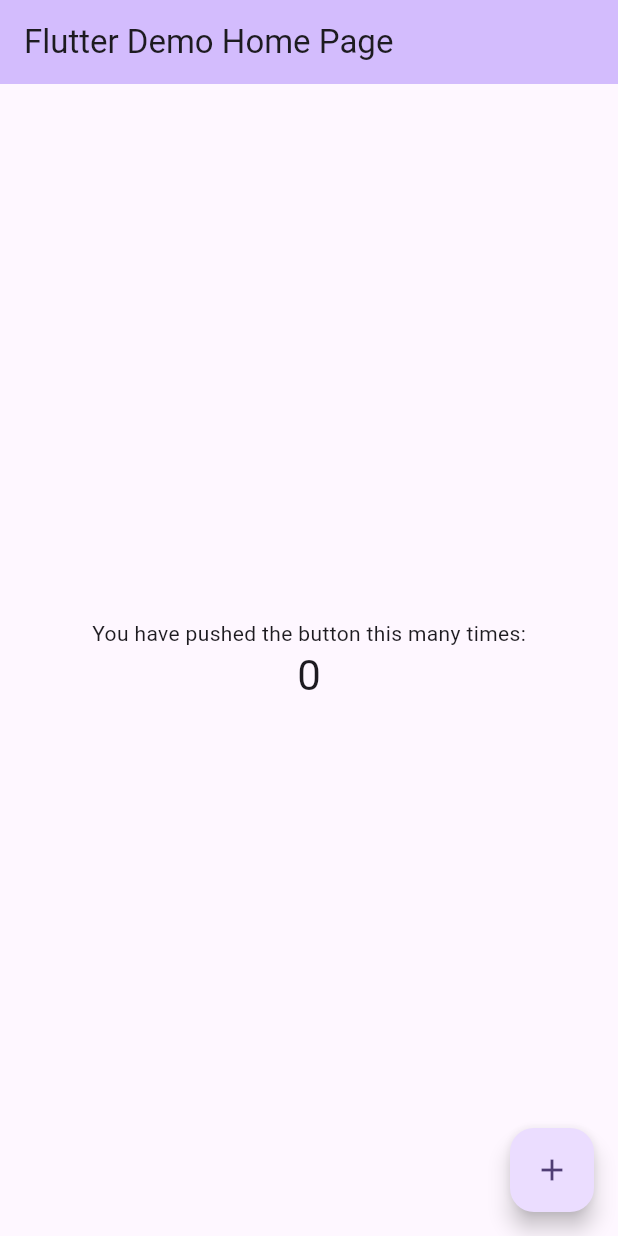
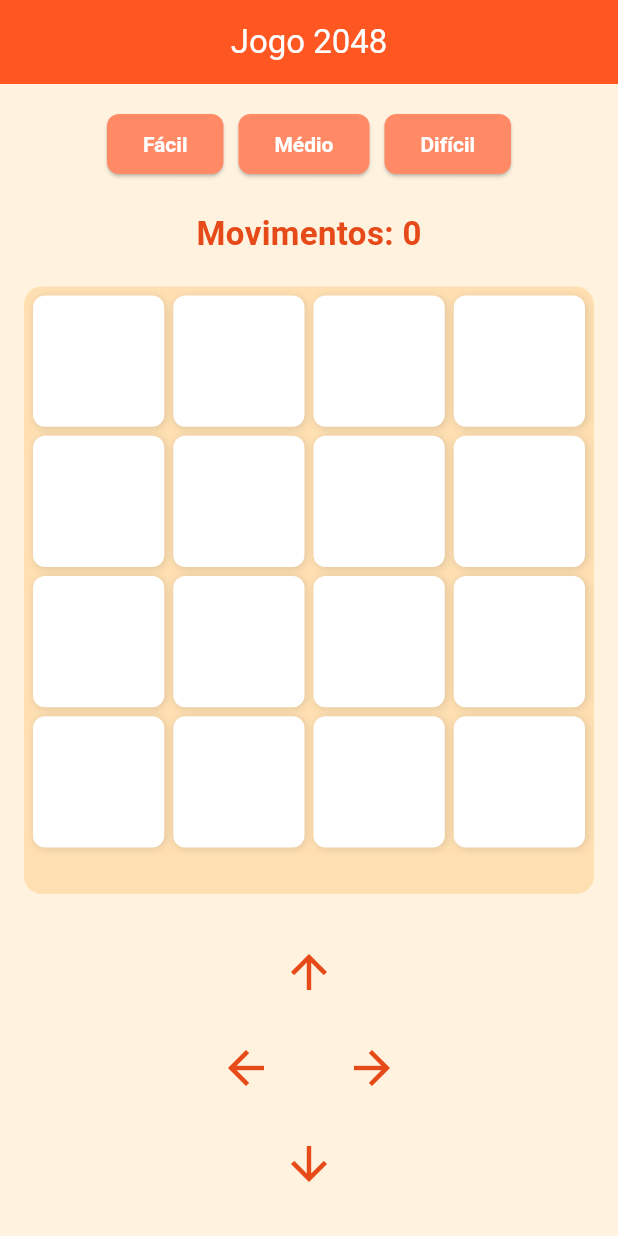
Before and after one commit to luiza-castro-silva/ProjetoFlutter2048, a Flutter app: the screen it shows after launch, on a phone screen of 412 x 824 dp. Run offline on Flutter 3.47's test engine with Material 3 defaults, Android fonts, the phone set to English and light mode, and no system bars.

Commit message:
Add files via upload
02/06 - layout sem logica

```diff
--- a/lib/main.dart
+++ b/lib/main.dart
@@ -1,122 +1,190 @@
 import 'package:flutter/material.dart';
 
-void main() {
-  runApp(const MyApp());
-}
+void main() => runApp(Jogo2048App());
 
-class MyApp extends StatelessWidget {
-  const MyApp({super.key});
-
-  // This widget is the root of your application.
+class Jogo2048App extends StatelessWidget {
   @override
   Widget build(BuildContext context) {
     return MaterialApp(
-      title: 'Flutter Demo',
+      title: 'Jogo 2048',
       theme: ThemeData(
-        // This is the theme of your application.
-        //
-        // TRY THIS: Try running your application with "flutter run". You'll see
-        // the application has a purple toolbar. Then, without quitting the app,
-        // try changing the seedColor in the colorScheme below to Colors.green
-        // and then invoke "hot reload" (save your changes or press the "hot
-        // reload" button in a Flutter-supported IDE, or press "r" if you used
-        // the command line to start the app).
-        //
-        // Notice that the counter didn't reset back to zero; the application
-        // state is not lost during the reload. To reset the state, use hot
-        // restart instead.
-        //
-        // This works for code too, not just values: Most code changes can be
-        // tested with just a hot reload.
-        colorScheme: ColorScheme.fromSeed(seedColor: Colors.deepPurple),
+        colorScheme: ColorScheme.fromSeed(seedColor: Colors.deepOrange),
+        useMaterial3: true,
       ),
-      home: const MyHomePage(title: 'Flutter Demo Home Page'),
+      home: Jogo2048Page(),
+      debugShowCheckedModeBanner: false,
     );
   }
 }
 
-class MyHomePage extends StatefulWidget {
-  const MyHomePage({super.key, required this.title});
+class Jogo2048Page extends StatefulWidget {
+  @override
+  _Jogo2048PageState createState() => _Jogo2048PageState();
+}
 
-  // This widget is the home page of your application. It is stateful, meaning
-  // that it has a State object (defined below) that contains fields that affect
-  // how it looks.
-
-  // This class is the configuration for the state. It holds the values (in this
-  // case the title) provided by the parent (in this case the App widget) and
-  // used by the build method of the State. Fields in a Widget subclass are
-  // always marked "final".
-
-  final String title;
+class _Jogo2048PageState extends State<Jogo2048Page> {
+  int movimentos = 0;
+  int gridSize = 4;
+  List<List<int>> tabuleiro = [];
 
   @override
-  State<MyHomePage> createState() => _MyHomePageState();
-}
+  void initState() {
+    super.initState();
+    _inicializarTabuleiro();
+  }
 
-class _MyHomePageState extends State<MyHomePage> {
-  int _counter = 0;
+  void _inicializarTabuleiro() {
+    tabuleiro = List.generate(gridSize, (_) => List.filled(gridSize, 0));
+  }
 
-  void _incrementCounter() {
+  void _mudarNivel(int tamanho) {
     setState(() {
-      // This call to setState tells the Flutter framework that something has
-      // changed in this State, which causes it to rerun the build method below
-      // so that the display can reflect the updated values. If we changed
-      // _counter without calling setState(), then the build method would not be
-      // called again, and so nothing would appear to happen.
-      _counter++;
+      gridSize = tamanho;
+      movimentos = 0;
+      _inicializarTabuleiro();
+    });
+  }
+
+  void _incrementarMovimentos() {
+    setState(() {
+      movimentos++;
     });
   }
 
   @override
   Widget build(BuildContext context) {
-    // This method is rerun every time setState is called, for instance as done
-    // by the _incrementCounter method above.
-    //
-    // The Flutter framework has been optimized to make rerunning build methods
-    // fast, so that you can just rebuild anything that needs updating rather
-    // than having to individually change instances of widgets.
     return Scaffold(
+      backgroundColor: Colors.orange[50],
       appBar: AppBar(
-        // TRY THIS: Try changing the color here to a specific color (to
-        // Colors.amber, perhaps?) and trigger a hot reload to see the AppBar
-        // change color while the other colors stay the same.
-        backgroundColor: Theme.of(context).colorScheme.inversePrimary,
-        // Here we take the value from the MyHomePage object that was created by
-        // the App.build method, and use it to set our appbar title.
-        title: Text(widget.title),
+        backgroundColor: Colors.deepOrange,
+        title: Text('Jogo 2048', style: TextStyle(color: Colors.white)),
+        centerTitle: true,
       ),
-      body: Center(
-        // Center is a layout widget. It takes a single child and positions it
-        // in the middle of the parent.
+      body: Padding(
+        padding: const EdgeInsets.all(16),
         child: Column(
-          // Column is also a layout widget. It takes a list of children and
-          // arranges them vertically. By default, it sizes itself to fit its
-          // children horizontally, and tries to be as tall as its parent.
-          //
-          // Column has various properties to control how it sizes itself and
-          // how it positions its children. Here we use mainAxisAlignment to
-          // center the children vertically; the main axis here is the vertical
-          // axis because Columns are vertical (the cross axis would be
-          // horizontal).
-          //
-          // TRY THIS: Invoke "debug painting" (choose the "Toggle Debug Paint"
-          // action in the IDE, or press "p" in the console), to see the
-          // wireframe for each widget.
-          mainAxisAlignment: MainAxisAlignment.center,
-          children: <Widget>[
-            const Text('You have pushed the button this many times:'),
+          children: [
+            // Botões de dificuldade
+            Row(
+              mainAxisAlignment: MainAxisAlignment.center,
+              children: [
+                _buildNivelButton('Fácil', 4),
+                SizedBox(width: 10),
+                _buildNivelButton('Médio', 5),
+                SizedBox(width: 10),
+                _buildNivelButton('Difícil', 6),
+              ],
+            ),
+            SizedBox(height: 20),
+
+            // Contador de movimentos
             Text(
-              '$_counter',
-              style: Theme.of(context).textTheme.headlineMedium,
+              'Movimentos: $movimentos',
+              style: TextStyle(
+                fontSize: 22,
+                fontWeight: FontWeight.bold,
+                color: Colors.deepOrange[700],
+              ),
+            ),
+            SizedBox(height: 20),
+
+            // Grade do jogo
+            Expanded(
+              child: AspectRatio(
+                aspectRatio: 1,
+                child: Container(
+                  decoration: BoxDecoration(
+                    color: Colors.orange[100],
+                    borderRadius: BorderRadius.circular(12),
+                  ),
+                  padding: const EdgeInsets.all(6),
+                  child: GridView.builder(
+                    itemCount: gridSize * gridSize,
+                    gridDelegate: SliverGridDelegateWithFixedCrossAxisCount(
+                      crossAxisCount: gridSize,
+                      crossAxisSpacing: 6,
+                      mainAxisSpacing: 6,
+                    ),
+                    itemBuilder: (context, index) {
+                      int row = index ~/ gridSize;
+                      int col = index % gridSize;
+                      int valor = tabuleiro[row][col];
+
+                      return Container(
+                        decoration: BoxDecoration(
+                          color: valor > 0 ? Colors.deepOrange[300] : Colors.white,
+                          borderRadius: BorderRadius.circular(8),
+                          boxShadow: [
+                            BoxShadow(
+                              color: Colors.black12,
+                              blurRadius: 4,
+                              offset: Offset(1, 1),
+                            ),
+                          ],
+                        ),
+                        child: Center(
+                          child: Text(
+                            valor > 0 ? '$valor' : '',
+                            style: TextStyle(
+                              fontSize: 20,
+                              fontWeight: FontWeight.bold,
+                              color: Colors.brown[800],
+                            ),
+                          ),
+                        ),
+                      );
+                    },
+                  ),
+                ),
+              ),
+            ),
+            SizedBox(height: 20),
+
+            // Botões de movimento
+            Column(
+              children: [
+                _buildSeta(Icons.arrow_upward),
+                Row(
+                  mainAxisAlignment: MainAxisAlignment.center,
+                  children: [
+                    _buildSeta(Icons.arrow_back),
+                    SizedBox(width: 20),
+                    _buildSeta(Icons.arrow_forward),
+                  ],
+                ),
+                _buildSeta(Icons.arrow_downward),
+              ],
             ),
           ],
         ),
       ),
-      floatingActionButton: FloatingActionButton(
-        onPressed: _incrementCounter,
-        tooltip: 'Increment',
-        child: const Icon(Icons.add),
-      ), // This trailing comma makes auto-formatting nicer for build methods.
+    );
+  }
+
+  Widget _buildNivelButton(String texto, int tamanho) {
+    return ElevatedButton(
+      onPressed: () => _mudarNivel(tamanho),
+      style: ElevatedButton.styleFrom(
+        backgroundColor: Colors.deepOrange[300],
+        foregroundColor: Colors.white,
+        textStyle: TextStyle(fontWeight: FontWeight.bold),
+        shape: RoundedRectangleBorder(
+          borderRadius: BorderRadius.circular(8),
+        ),
+      ),
+      child: Text(texto),
+    );
+  }
+
+  Widget _buildSeta(IconData icone) {
+    return Padding(
+      padding: const EdgeInsets.all(6.0),
+      child: IconButton(
+        icon: Icon(icone, size: 36),
+        onPressed: _incrementarMovimentos,
+        color: Colors.deepOrange[700],
+        splashRadius: 28,
+      ),
     );
   }
 }
```
